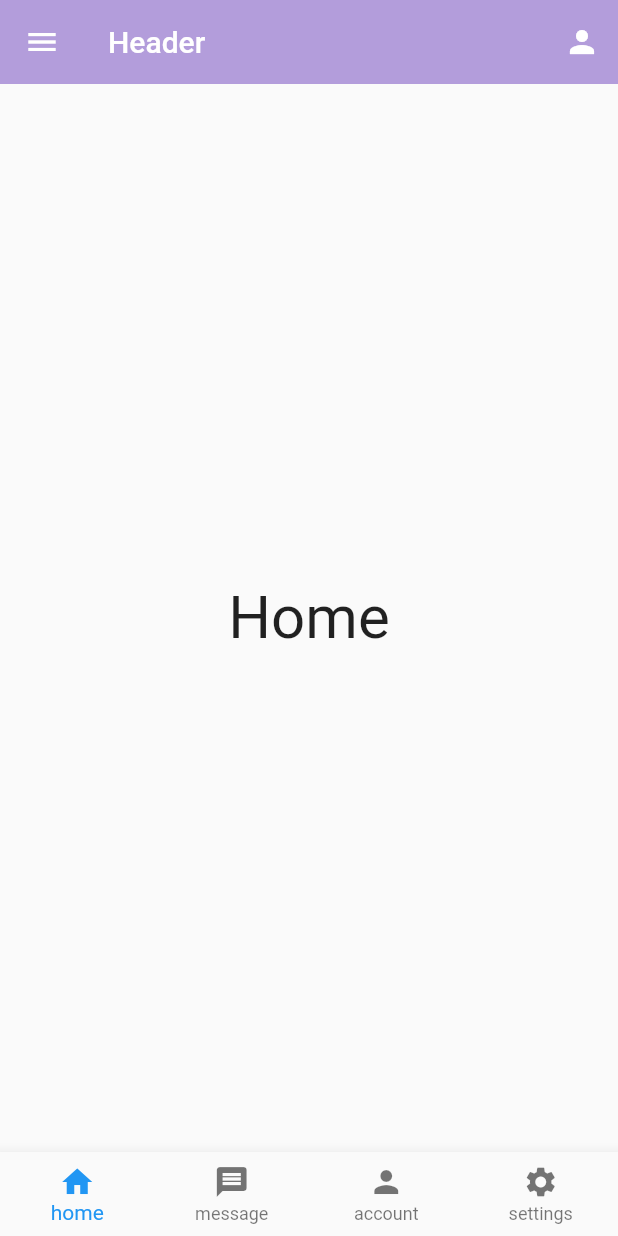
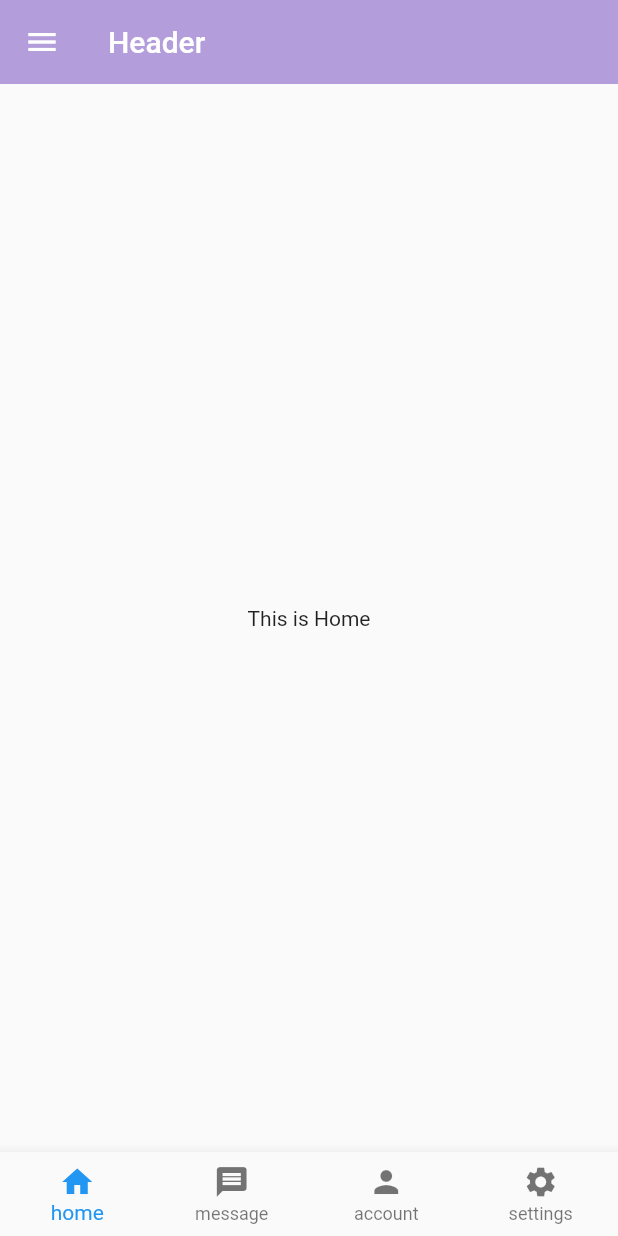
Before and after one commit to Dushani-Ranasinghe/my_first_flutter_app, a Flutter app: the screen it shows after launch, on a phone screen of 412 x 824 dp. Run offline on Flutter 3.47's test engine with Material 2 defaults, Android fonts, the phone set to English and light mode, and no system bars.

Commit message:
drawer widget

```diff
--- a/lib/main.dart
+++ b/lib/main.dart
@@ -1,4 +1,6 @@
 import 'package:flutter/material.dart';
+
+import 'user_pages/user_home.dart';
 // import 'package:my_first_flutter_app/screens/insta_layout.dart';
 
 void main() => runApp(MyApp());
@@ -45,12 +47,7 @@ class _HomePageState extends State<HomePage> {
 
   //page lists
   final List<Widget> _pages = [
-    Center(
-      child: Text(
-        "Home",
-        style: TextStyle(fontSize: 40),
-      ),
-    ),
+    UserHome(),
     Center(
       child: Text(
         "Message",
@@ -77,12 +74,23 @@ class _HomePageState extends State<HomePage> {
         title: Text("Header"),
         backgroundColor: Colors.deepPurple[200],
         elevation: 0,
-        leading: IconButton(onPressed: () {
-
-        }, icon: Icon(Icons.menu),),
-        actions: [
-          IconButton(onPressed: () {}, icon: Icon(Icons.person))
-        ],
+      ),
+      drawer: Drawer(
+        child: Container(
+          color: Colors.deepPurple[200],
+          child: ListView(children: [
+            DrawerHeader(child: Center(child: Text("L O G O", style: TextStyle(fontSize: 25),))),
+            ListTile(
+              leading: Icon(Icons.home),
+              title: Text("HOME"),
+              onTap: (() {
+                Navigator.of(context).push(
+                  MaterialPageRoute(builder: (context)=> UserHome())
+                );
+              }),
+            )
+          ]),
+        ),
       ),
       body: _pages[_selectedNavIndex],
       bottomNavigationBar: BottomNavigationBar(
--- /dev/null
+++ b/lib/user_pages/user_home.dart
@@ -0,0 +1,14 @@
+import 'package:flutter/material.dart';
+
+class UserHome extends StatelessWidget {
+  const UserHome({super.key});
+
+  @override
+  Widget build(BuildContext context) {
+    return Scaffold(
+      body: Container(
+        child: Center(child: Text("This is Home")),
+      ),
+    );
+  }
+}
```
